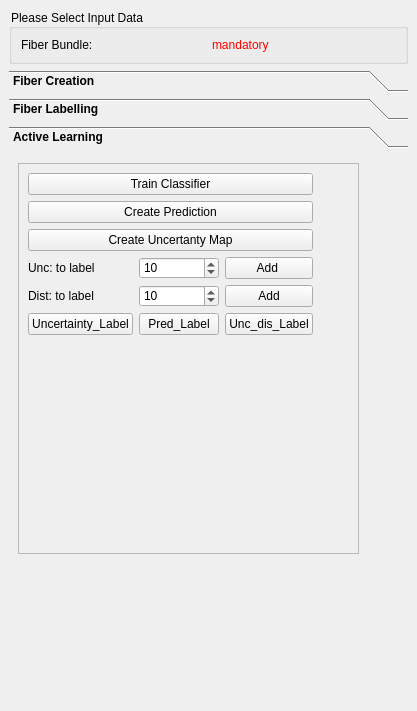
Before: the Qt Designer form Plugins/org.mitk.gui.qt.diffusionimaging.fiberprocessing/src/internal/QmitkInteractiveFiberDissectionViewControls.ui in MIC-DKFZ/MITK-Diffusion, drawn with Qt 5.
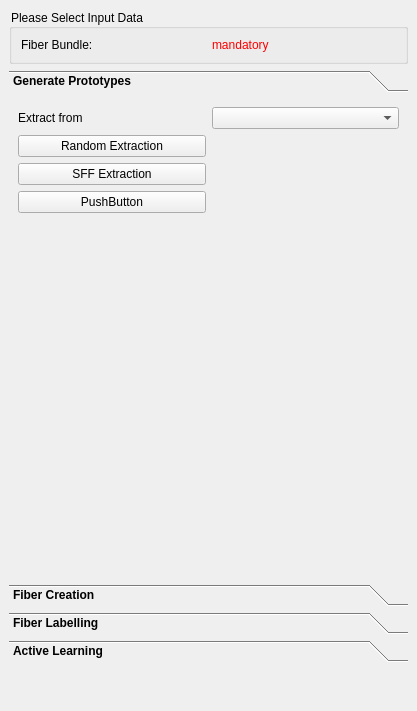
After: the same form once the commit is applied. Icons and pictures are not drawn. Custom widgets are drawn as their Qt base class.

```diff
--- a/Plugins/org.mitk.gui.qt.diffusionimaging.fiberprocessing/src/internal/QmitkInteractiveFiberDissectionViewControls.ui
+++ b/Plugins/org.mitk.gui.qt.diffusionimaging.fiberprocessing/src/internal/QmitkInteractiveFiberDissectionViewControls.ui
@@ -52,11 +52,62 @@
       <enum>QFrame::NoFrame</enum>
      </property>
      <property name="currentIndex">
-      <number>2</number>
+      <number>0</number>
      </property>
      <property name="tabSpacing">
       <number>6</number>
      </property>
+     <widget class="QWidget" name="page">
+      <attribute name="label">
+       <string>Generate Prototypes</string>
+      </attribute>
+      <layout class="QGridLayout" name="gridLayout_5">
+       <item row="0" column="0">
+        <widget class="QLabel" name="inputImageOneLabel">
+         <property name="text">
+          <string>Extract from</string>
+         </property>
+        </widget>
+       </item>
+       <item row="2" column="0">
+        <widget class="QPushButton" name="pushButton_3">
+         <property name="text">
+          <string>SFF Extraction</string>
+         </property>
+        </widget>
+       </item>
+       <item row="3" column="0">
+        <widget class="QPushButton" name="pushButton_2">
+         <property name="text">
+          <string>PushButton</string>
+         </property>
+        </widget>
+       </item>
+       <item row="1" column="0">
+        <widget class="QPushButton" name="m_random">
+         <property name="text">
+          <string>Random Extraction</string>
+         </property>
+        </widget>
+       </item>
+       <item row="0" column="1">
+        <widget class="QmitkDataStorageComboBox" name="m_NetworkBox"/>
+       </item>
+       <item row="4" column="0">
+        <spacer name="verticalSpacer_5">
+         <property name="orientation">
+          <enum>Qt::Vertical</enum>
+         </property>
+         <property name="sizeHint" stdset="0">
+          <size>
+           <width>20</width>
+           <height>40</height>
+          </size>
+         </property>
+        </spacer>
+       </item>
+      </layout>
+     </widget>
      <widget class="QWidget" name="page_3">
       <property name="geometry">
        <rect>
@@ -424,7 +475,7 @@
         <x>0</x>
         <y>0</y>
         <width>399</width>
-        <height>464</height>
+        <height>455</height>
        </rect>
       </property>
       <attribute name="label">
@@ -677,6 +728,11 @@
    <extends>QWidget</extends>
    <header location="global">QmitkPointListWidget.h</header>
   </customwidget>
+  <customwidget>
+   <class>QmitkDataStorageComboBox</class>
+   <extends>QComboBox</extends>
+   <header location="global">QmitkDataStorageComboBox.h</header>
+  </customwidget>
  </customwidgets>
  <resources/>
  <connections/>
```
Left out of the diff: 166 changed lines with no effect on the pictures.
